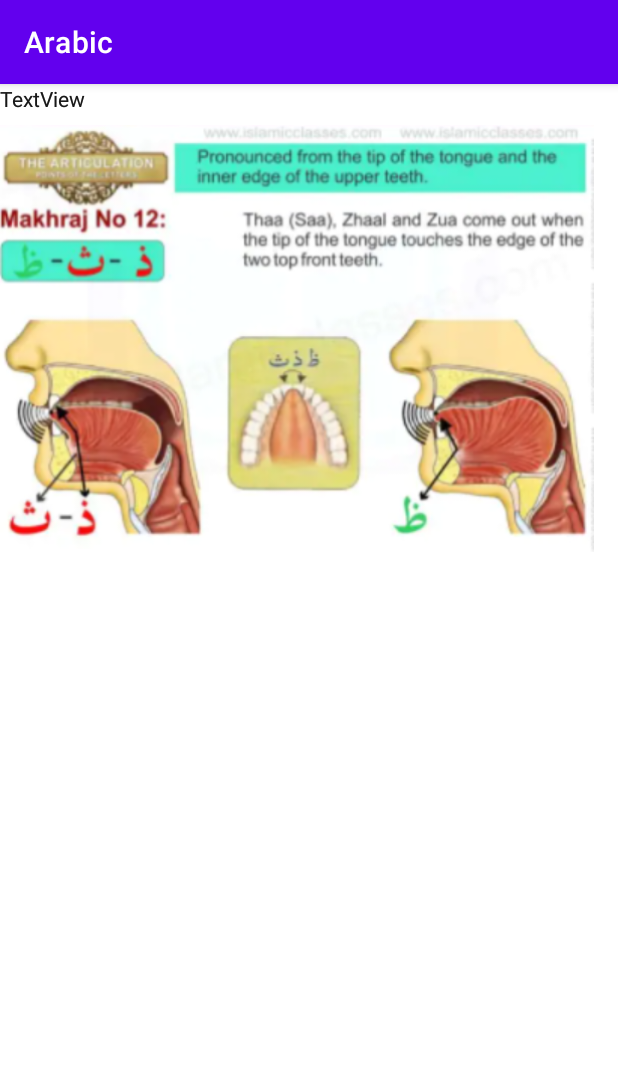
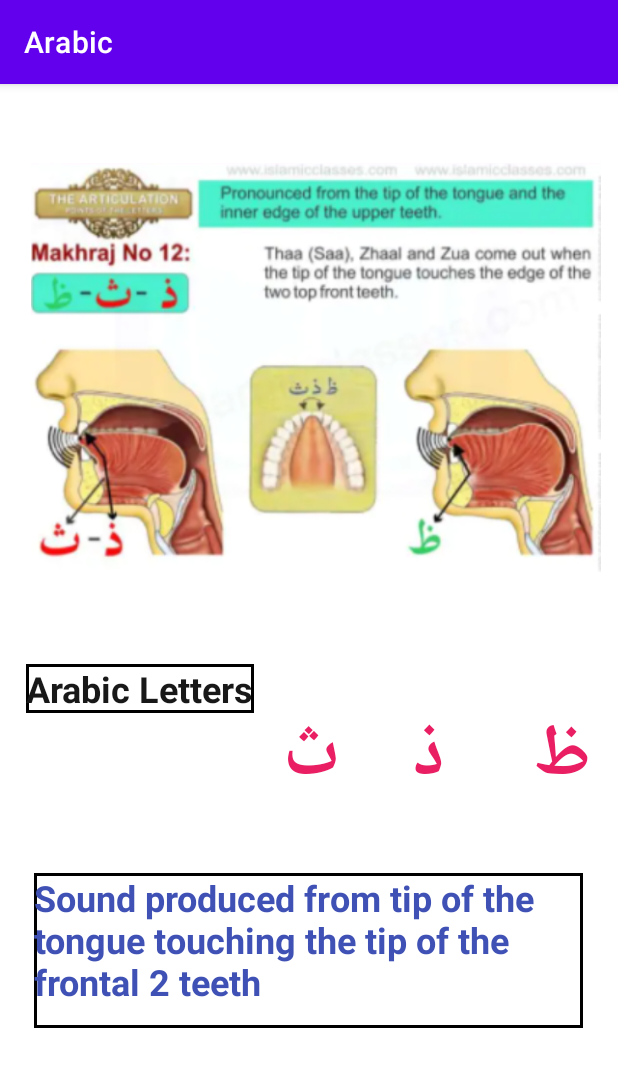
Before and after one commit to mr-talha/Arabicfont, an Android app: the MainActivity9 screen opened directly, with no data from a screen before it, on a phone screen of 412 x 824 dp. Shown: the top 1067 px of the screen. Run offline under Robolectric (Android 15) with nearby library versions, the phone set to English and light mode, and no system bars; Roboto replaces fonts that are not available here.

Commit message:
add changes in activities

```diff
--- a/app/src/main/res/layout/activity_main8.xml
+++ b/app/src/main/res/layout/activity_main8.xml
@@ -19,6 +19,7 @@
 
     <TextView
         android:id="@+id/textView30"
+        android:background="@drawable/textview_border"
         android:layout_width="wrap_content"
         android:layout_height="wrap_content"
         android:layout_marginStart="32dp"
@@ -48,6 +49,7 @@
     <TextView
         android:id="@+id/textView32"
         android:layout_width="368dp"
+        android:background="@drawable/textview_border"
         android:layout_height="99dp"
         android:layout_marginStart="32dp"
         android:layout_marginTop="32dp"
--- a/app/src/main/res/layout/activity_main9.xml
+++ b/app/src/main/res/layout/activity_main9.xml
@@ -8,33 +8,58 @@
 
     <ImageView
         android:id="@+id/imageView10"
-        android:layout_width="396dp"
-        android:layout_height="339dp"
-        app:srcCompat="@drawable/capture21"
-        tools:layout_editor_absoluteX="12dp"
-        tools:layout_editor_absoluteY="23dp" />
+        android:layout_width="380dp"
+        android:layout_height="331dp"
+        android:layout_marginStart="12dp"
+        android:layout_marginTop="23dp"
+        android:layout_marginEnd="3dp"
+        app:layout_constraintEnd_toEndOf="parent"
+        app:layout_constraintStart_toStartOf="parent"
+        app:layout_constraintTop_toTopOf="parent"
+        app:srcCompat="@drawable/capture21" />
 
     <TextView
         android:id="@+id/textView33"
         android:layout_width="wrap_content"
         android:layout_height="wrap_content"
-        android:text="TextView"
-        tools:layout_editor_absoluteX="17dp"
-        tools:layout_editor_absoluteY="386dp" />
+        android:layout_marginStart="17dp"
+        android:layout_marginTop="32dp"
+        android:layout_marginEnd="20dp"
+        android:text="Arabic Letters"
+        android:background="@drawable/textview_border"
+        android:textColor="#191818"
+        android:textSize="24sp"
+        android:textStyle="bold"
+        app:layout_constraintEnd_toStartOf="@+id/textView34"
+        app:layout_constraintStart_toStartOf="parent"
+        app:layout_constraintTop_toBottomOf="@+id/imageView10" />
 
     <TextView
         android:id="@+id/textView34"
         android:layout_width="wrap_content"
         android:layout_height="wrap_content"
-        android:text="TextView"
-        tools:layout_editor_absoluteX="189dp"
-        tools:layout_editor_absoluteY="408dp" />
+        android:layout_marginTop="54dp"
+        android:layout_marginEnd="18dp"
+        android:text="ظ     ذ    ث"
+        android:textColor="#E91E63"
+        android:textSize="48sp"
+        android:textStyle="bold"
+        app:layout_constraintEnd_toEndOf="parent"
+        app:layout_constraintTop_toBottomOf="@+id/imageView10" />
 
     <TextView
         android:id="@+id/textView35"
-        android:layout_width="wrap_content"
-        android:layout_height="wrap_content"
-        android:text="TextView"
-        tools:layout_editor_absoluteX="22dp"
-        tools:layout_editor_absoluteY="507dp" />
+        android:layout_width="366dp"
+        android:layout_height="103dp"
+        android:background="@drawable/textview_border"
+        android:layout_marginStart="22dp"
+        android:layout_marginTop="35dp"
+        android:layout_marginEnd="23dp"
+        android:text="Sound produced from tip of the tongue touching the tip of the frontal 2 teeth"
+        android:textColor="#3F51B5"
+        android:textSize="24sp"
+        android:textStyle="bold"
+        app:layout_constraintEnd_toEndOf="parent"
+        app:layout_constraintStart_toStartOf="parent"
+        app:layout_constraintTop_toBottomOf="@+id/textView34" />
 </androidx.constraintlayout.widget.ConstraintLayout>
```
